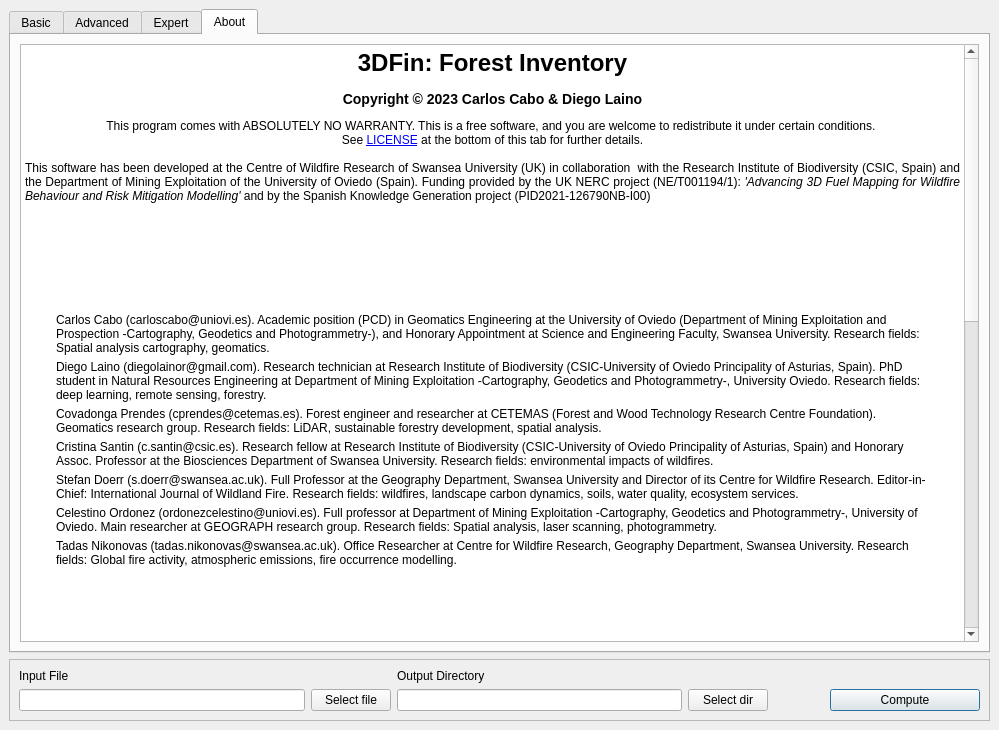
Above: qt-files/src/main_window.ui from 3DFin/3DFin before the change. Below: the same form after it.
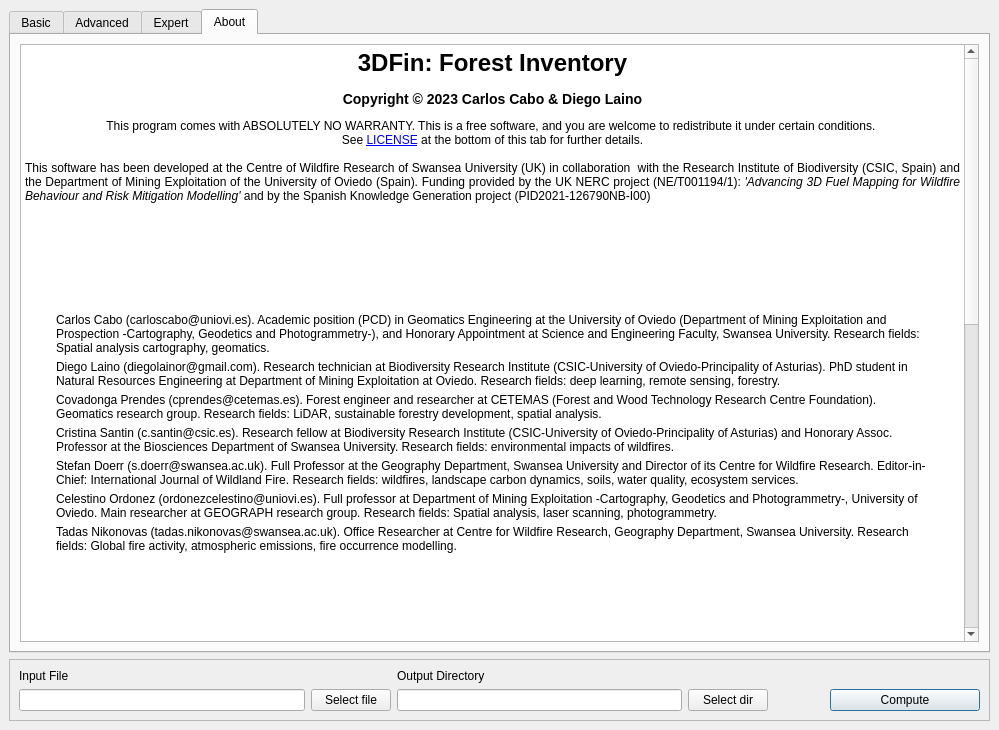
That is the form after the change. The open tabs and pages were chosen to show the change. Icons and pictures are not drawn.

Commit message: Update team description

```diff
--- a/qt-files/src/main_window.ui
+++ b/qt-files/src/main_window.ui
@@ -1787,7 +1787,7 @@
 &lt;td&gt;
 &lt;p style=&quot; margin-top:0px; margin-bottom:0px; margin-left:0px; margin-right:0px; -qt-block-indent:0; text-indent:0px;&quot;&gt;&lt;img src=&quot;:/assets/assets/diego_pic_1.jpg&quot; /&gt;&lt;/p&gt;&lt;/td&gt;
 &lt;td&gt;
-&lt;p style=&quot; margin-top:0px; margin-bottom:0px; margin-left:0px; margin-right:0px; -qt-block-indent:0; text-indent:0px;&quot;&gt;Diego Laino (diegolainor@gmail.com). Research technician at Research Institute of Biodiversity (CSIC-University of Oviedo Principality of Asturias, Spain). PhD student in Natural Resources Engineering at Department of Mining Exploitation -Cartography, Geodetics and Photogrammetry-, University Oviedo. Research fields: deep learning, remote sensing, forestry.&lt;/p&gt;&lt;/td&gt;&lt;/tr&gt;
+&lt;p style=&quot; margin-top:0px; margin-bottom:0px; margin-left:0px; margin-right:0px; -qt-block-indent:0; text-indent:0px;&quot;&gt;Diego Laino (diegolainor@gmail.com). Research technician at Biodiversity Research Institute (CSIC-University of Oviedo-Principality of Asturias). PhD student in Natural Resources Engineering at Department of Mining Exploitation at Oviedo. Research fields: deep learning, remote sensing, forestry.&lt;/p&gt;&lt;/td&gt;&lt;/tr&gt;
 &lt;tr&gt;
 &lt;td&gt;
 &lt;p style=&quot; margin-top:0px; margin-bottom:0px; margin-left:0px; margin-right:0px; -qt-block-indent:0; text-indent:0px;&quot;&gt;&lt;img src=&quot;:/assets/assets/covadonga_pic_1.jpg&quot; /&gt;&lt;/p&gt;&lt;/td&gt;
@@ -1797,7 +1797,7 @@
 &lt;td&gt;
 &lt;p style=&quot; margin-top:0px; margin-bottom:0px; margin-left:0px; margin-right:0px; -qt-block-indent:0; text-indent:0px;&quot;&gt;&lt;img src=&quot;:/assets/assets/cris_pic_1.jpg&quot; /&gt;&lt;/p&gt;&lt;/td&gt;
 &lt;td&gt;
-&lt;p style=&quot; margin-top:0px; margin-bottom:0px; margin-left:0px; margin-right:0px; -qt-block-indent:0; text-indent:0px;&quot;&gt;Cristina Santin (c.santin@csic.es). Research fellow at Research Institute of Biodiversity (CSIC-University of Oviedo Principality of Asturias, Spain) and Honorary Assoc. Professor at the Biosciences Department of Swansea University. Research fields: environmental impacts of wildfires.&lt;/p&gt;&lt;/td&gt;&lt;/tr&gt;
+&lt;p style=&quot; margin-top:0px; margin-bottom:0px; margin-left:0px; margin-right:0px; -qt-block-indent:0; text-indent:0px;&quot;&gt;Cristina Santin (c.santin@csic.es). Research fellow at Biodiversity Research Institute (CSIC-University of Oviedo-Principality of Asturias) and Honorary Assoc. Professor at the Biosciences Department of Swansea University. Research fields: environmental impacts of wildfires.&lt;/p&gt;&lt;/td&gt;&lt;/tr&gt;
 &lt;tr&gt;
 &lt;td&gt;
 &lt;p style=&quot; margin-top:0px; margin-bottom:0px; margin-left:0px; margin-right:0px; -qt-block-indent:0; text-indent:0px;&quot;&gt;&lt;img src=&quot;:/assets/assets/stefan_pic_1.jpg&quot; /&gt;&lt;/p&gt;&lt;/td&gt;
```
